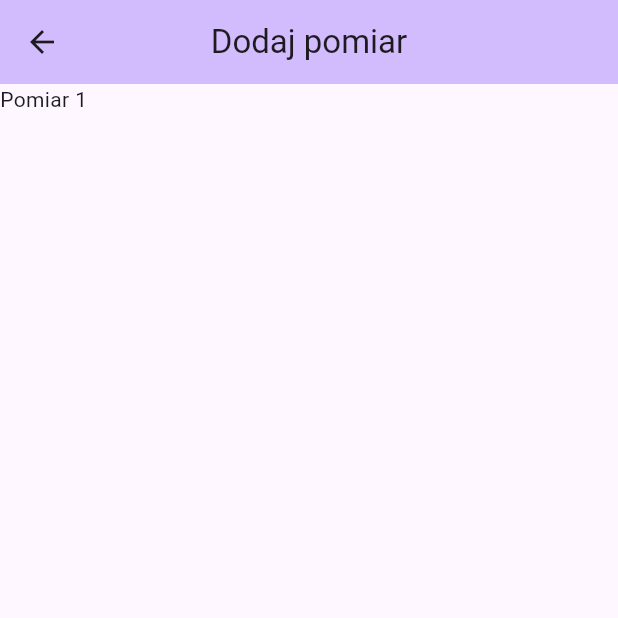
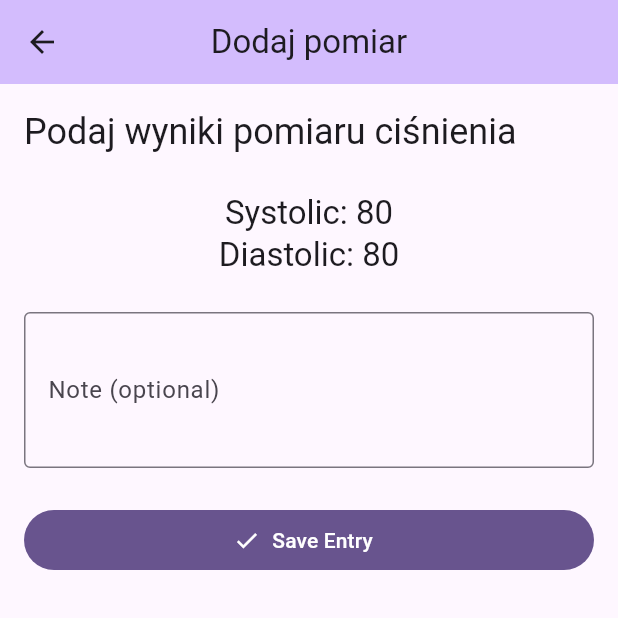
Before and after one commit to n-turowska/serce_na_dloni, a Flutter app: the Pomiary screen opened by its route, on a phone screen of 412 x 824 dp, the top half of it. Run offline on Flutter 3.47's test engine with Material 3 defaults, Android fonts, the phone set to English and light mode, and no system bars; our stand-ins replace flutter_riverpod.

Commit message:
zmiana pomiary na consumer stateful widget oraz dodanie funkcjonalności w ekranie

```diff
--- a/lib/pomiary.dart
+++ b/lib/pomiary.dart
@@ -1,14 +1,37 @@
 import 'package:flutter/material.dart';
+import 'package:flutter_riverpod/flutter_riverpod.dart';
+import '../providers/pressure_provider.dart';
 
-class Pomiary extends StatefulWidget{
+class Pomiary extends ConsumerStatefulWidget{
 
-    const Pomiary({super.key});
+  const Pomiary({super.key});
 
-    @override
-  State<Pomiary> createState() => _PomiaryState();
+  @override
+  ConsumerState<Pomiary> createState() => _PomiaryState();
 }
 
-class _PomiaryState extends State<Pomiary> {
+class _PomiaryState extends ConsumerState<Pomiary> {
+  int _systolic = 80;
+  int _diastolic = 80;
+  final _noteController = TextEditingController();
+
+  @override
+  void dispose() {
+    _noteController.dispose();
+    super.dispose();
+  }
+
+  void _submitPressure() {
+       ref.read(pressureProvider.notifier).addPressure(
+         systolic: _systolic,
+         diastolic: _diastolic,
+         note: _noteController.text.isEmpty ? null : _noteController.text,
+       );
+    ScaffoldMessenger.of(context).showSnackBar(
+      const SnackBar(content: Text('Pomiar został zapisany')),
+    );
+    Navigator.pop(context);
+  }
 
   @override
   Widget build(BuildContext context){
@@ -18,7 +41,45 @@ class _PomiaryState extends State<Pomiary> {
         backgroundColor: Theme.of(context).colorScheme.inversePrimary,
         centerTitle: true,
       ),
-      body: Text("Pomiar 1"),
+      body: Padding(
+        padding: const EdgeInsets.all(16.0),
+        child: Column(
+          crossAxisAlignment: CrossAxisAlignment.stretch,
+          children: [
+            Text(
+              'Podaj wyniki pomiaru ciśnienia',
+              style: Theme.of(context).textTheme.headlineSmall,
+            ),
+            const SizedBox(height: 24),
+            Text(
+              'Systolic: $_systolic',
+              style: Theme.of(context).textTheme.titleLarge,
+              textAlign: TextAlign.center,
+            ),
+            Text(
+              'Diastolic: $_diastolic',
+              style: Theme.of(context).textTheme.titleLarge,
+              textAlign: TextAlign.center,
+            ),
+            const SizedBox(height: 24),
+            TextField(
+              controller: _noteController,
+              decoration: const InputDecoration(
+                labelText: 'Note (optional)',
+                hintText: 'How was your day?',
+                border: OutlineInputBorder(),
+              ),
+              maxLines: 3,
+            ),
+            const SizedBox(height: 24),
+            FilledButton.icon(
+              onPressed: _submitPressure,
+              icon: const Icon(Icons.check),
+              label: const Text('Save Entry'),
+            ),
+          ],
+        ),
+      ),
 
     );
   }
```
